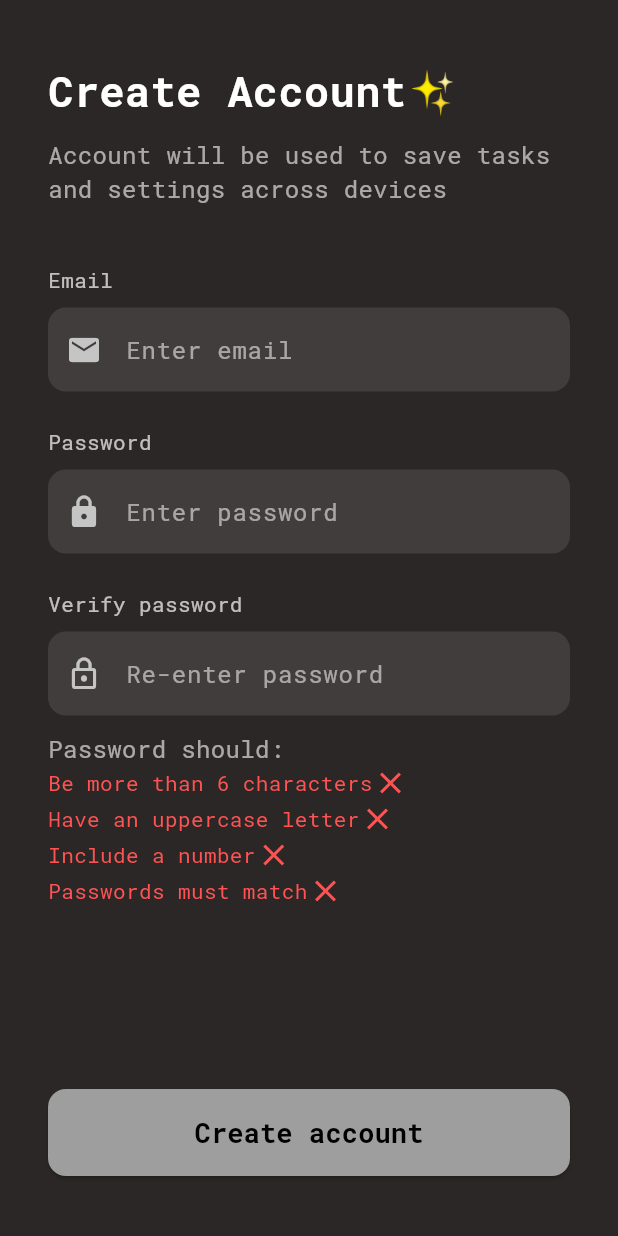
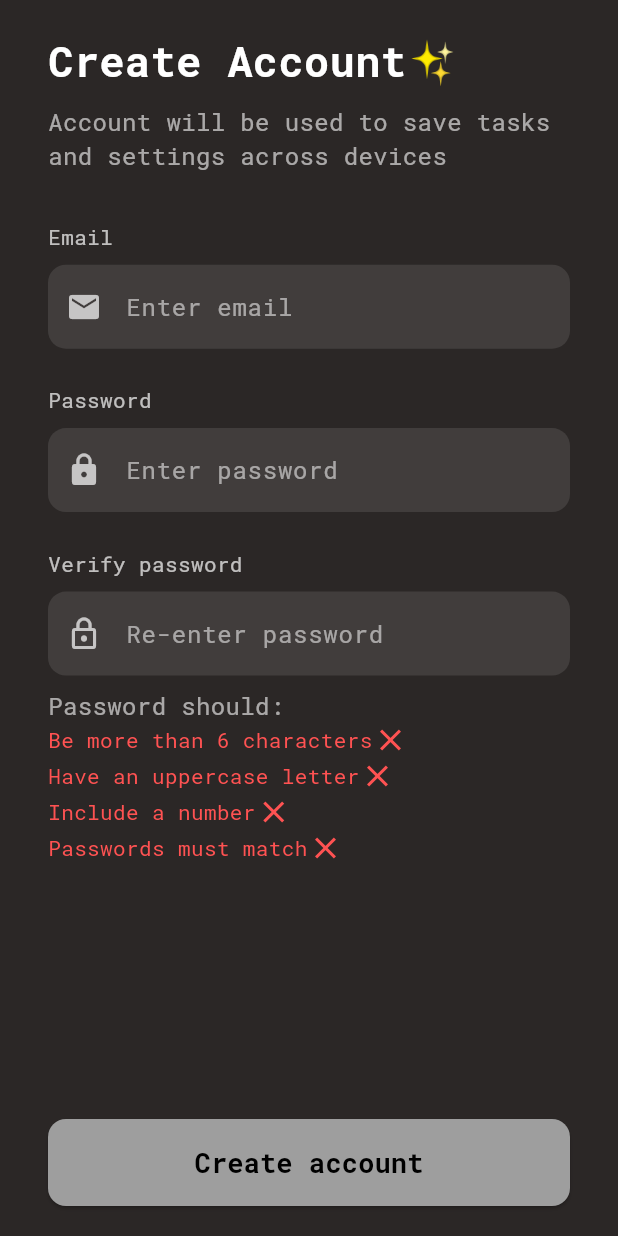
Before and after one commit to temevh/betterbrain, a Flutter app: the screen it shows after launch, after a tap on "Sign in with email", on a phone screen of 412 x 824 dp. Run offline on Flutter 3.47's test engine with Material 3 defaults, Android fonts, the phone set to English and light mode, and no system bars; our stand-ins replace cloud_firestore, firebase_auth, firebase_core, font_awesome_flutter, google_sign_in, table_calendar; accounts and stored records are empty; generated files the repository leaves out were written again.

Commit message:
onboarding responsiveness OK

```diff
--- a/lib/screens/create_account_screen.dart
+++ b/lib/screens/create_account_screen.dart
@@ -103,11 +103,18 @@ class _CreateAccountScreenState extends State<CreateAccountScreen> {
 
   @override
   Widget build(BuildContext context) {
+    final screenHeight = MediaQuery.of(context).size.height;
+
     return Scaffold(
       backgroundColor: const Color(0xFF2B2726),
       body: SafeArea(
         child: Padding(
-          padding: const EdgeInsets.symmetric(horizontal: 32, vertical: 40),
+          padding: const EdgeInsets.symmetric(horizontal: 32, vertical: 20),
+          child: Column(
+            children: [
+              // Scrollable form
+              Expanded(
+                child: SingleChildScrollView(
                   child: Column(
                     crossAxisAlignment: CrossAxisAlignment.start,
                     children: [
@@ -119,7 +126,7 @@ class _CreateAccountScreenState extends State<CreateAccountScreen> {
                           color: Colors.white,
                         ),
                       ),
-              SizedBox(height: 10),
+                      SizedBox(height: screenHeight * 0.01),
                       Opacity(
                         opacity: 0.6,
                         child: const Text(
@@ -127,44 +134,48 @@ class _CreateAccountScreenState extends State<CreateAccountScreen> {
                           style: TextStyle(fontSize: 16, color: Colors.white),
                         ),
                       ),
-              const SizedBox(height: 40),
+                      SizedBox(height: screenHeight * 0.04),
 
                       // Email
-              const Text("Email", style: TextStyle(color: Colors.white70)),
-              const SizedBox(height: 8),
+                      const Text(
+                        "Email",
+                        style: TextStyle(color: Colors.white70),
+                      ),
+                      SizedBox(height: screenHeight * 0.01),
                       buildInputField(
                         "Enter email",
                         Icons.email,
                         (value) => setState(() => email = value),
                       ),
-
-              const SizedBox(height: 24),
+                      SizedBox(height: screenHeight * 0.03),
 
                       // Password
-              const Text("Password", style: TextStyle(color: Colors.white70)),
-              const SizedBox(height: 8),
+                      const Text(
+                        "Password",
+                        style: TextStyle(color: Colors.white70),
+                      ),
+                      SizedBox(height: screenHeight * 0.01),
                       buildInputField(
                         "Enter password",
                         Icons.lock,
                         (value) => updateMainPassword(value),
                         obscure: true,
                       ),
-
-              const SizedBox(height: 24),
+                      SizedBox(height: screenHeight * 0.03),
 
                       // Verify Password
                       const Text(
                         "Verify password",
                         style: TextStyle(color: Colors.white70),
                       ),
-              const SizedBox(height: 8),
+                      SizedBox(height: screenHeight * 0.01),
                       buildInputField(
                         "Re-enter password",
                         Icons.lock_outline,
                         (value) => updatePassword(value),
                         obscure: true,
                       ),
-              SizedBox(height: 10),
+                      SizedBox(height: screenHeight * 0.01),
                       Opacity(
                         opacity: 0.6,
                         child: const Text(
@@ -173,16 +184,23 @@ class _CreateAccountScreenState extends State<CreateAccountScreen> {
                         ),
                       ),
                       ...passwordValidity.entries.map(
-                (element) => _passwordValidity(element.key, element.value),
+                        (element) =>
+                            _passwordValidity(element.key, element.value),
                       ),
 
-              const Spacer(),
+                      SizedBox(height: screenHeight * 0.03),
+                    ],
+                  ),
+                ),
+              ),
 
-              // Submit button
-              FlatButton(
+              // Fixed button at the bottom
+              SafeArea(
+                child: FlatButton(
                   isEnabled: !passwordValidity.containsValue(false),
                   onPressed: _savePressed,
                   btnText: "Create account",
+                ),
               ),
             ],
           ),
--- a/lib/screens/start_screen.dart
+++ b/lib/screens/start_screen.dart
@@ -40,8 +40,17 @@ class _StartScreenState extends State<StartScreen> {
     return Scaffold(
       backgroundColor: const Color(0xFF2B2726),
       body: SafeArea(
+        child: LayoutBuilder(
+          builder: (context, constraints) {
+            return SingleChildScrollView(
+              child: ConstrainedBox(
+                constraints: BoxConstraints(minHeight: constraints.maxHeight),
+                child: IntrinsicHeight(
                   child: Padding(
-          padding: const EdgeInsets.symmetric(horizontal: 24, vertical: 32),
+                    padding: const EdgeInsets.symmetric(
+                      horizontal: 24,
+                      vertical: 32,
+                    ),
                     child: Column(
                       crossAxisAlignment: CrossAxisAlignment.center,
                       children: [
@@ -59,8 +68,12 @@ class _StartScreenState extends State<StartScreen> {
                         // Logo + Welcome
                         Column(
                           children: const [
-                  SizedBox(height: 80),
-                  Icon(Icons.auto_awesome, size: 80, color: Colors.greenAccent),
+                            SizedBox(height: 60),
+                            Icon(
+                              Icons.auto_awesome,
+                              size: 80,
+                              color: Colors.greenAccent,
+                            ),
                             SizedBox(height: 16),
                             Text(
                               "Welcome",
@@ -73,7 +86,10 @@ class _StartScreenState extends State<StartScreen> {
                             SizedBox(height: 8),
                             Text(
                               "Sign up or continue as guest",
-                    style: TextStyle(fontSize: 16, color: Colors.white70),
+                              style: TextStyle(
+                                fontSize: 16,
+                                color: Colors.white70,
+                              ),
                             ),
                           ],
                         ),
@@ -93,24 +109,17 @@ class _StartScreenState extends State<StartScreen> {
                                 ),
                                 onPressed: () => _googleLogIn(context),
                               ),
-                    /*
-                    const SizedBox(height: 12),
-                    _buildAuthButton(
-                      label: "Continue with Apple",
-                      icon: const FaIcon(
-                        FontAwesomeIcons.apple,
-                        color: Colors.white,
-                      ),
-                      onPressed: () {},
-                    ),
-                    */
                               const SizedBox(height: 12),
                               _buildAuthButton(
                                 label: "Sign in with email",
-                      icon: const Icon(Icons.person_add, color: Colors.white),
-                      onPressed: () {
-                        Navigator.pushNamed(context, '/createAccount');
-                      },
+                                icon: const Icon(
+                                  Icons.person_add,
+                                  color: Colors.white,
+                                ),
+                                onPressed: () => Navigator.pushNamed(
+                                  context,
+                                  '/createAccount',
+                                ),
                               ),
                               const SizedBox(height: 12),
                               _buildAuthButton(
@@ -119,26 +128,29 @@ class _StartScreenState extends State<StartScreen> {
                                   Icons.person_outline,
                                   color: Colors.white,
                                 ),
-                      onPressed: () {
-                        Navigator.pushNamed(context, '/categorySelection');
-                      },
+                                onPressed: () => Navigator.pushNamed(
+                                  context,
+                                  '/categorySelection',
                                 ),
-                    SizedBox(height: 40),
+                              ),
+                              const SizedBox(height: 32),
                               Row(
                                 mainAxisAlignment: MainAxisAlignment.center,
                                 children: [
                                   const Text(
                                     "Already a user? ",
-                          textAlign: TextAlign.center,
-                          style: TextStyle(fontSize: 16, color: Colors.white54),
+                                    style: TextStyle(
+                                      fontSize: 16,
+                                      color: Colors.white54,
+                                    ),
                                   ),
                                   GestureDetector(
-                          onTap: () => {
-                            Navigator.pushNamed(context, '/loginscreen'),
-                          },
+                                    onTap: () => Navigator.pushNamed(
+                                      context,
+                                      '/loginscreen',
+                                    ),
                                     child: const Text(
                                       "Log in instead",
-                            textAlign: TextAlign.center,
                                       style: TextStyle(
                                         fontSize: 16,
                                         color: Colors.greenAccent,
@@ -152,6 +164,7 @@ class _StartScreenState extends State<StartScreen> {
                         ),
 
                         // Footer
+                        const SizedBox(height: 16),
                         const Text(
                           "By continuing you agree to our Terms & Privacy Policy",
                           textAlign: TextAlign.center,
@@ -159,6 +172,11 @@ class _StartScreenState extends State<StartScreen> {
                         ),
                       ],
                     ),
+                  ),
+                ),
+              ),
+            );
+          },
         ),
       ),
     );
```
Also changed, not shown: lib/screens/category_selections_screen.dart (+34 -13 lines), lib/screens/confidence_screen.dart (+26 -11 lines). Lines whose indentation alone changed are shown as unchanged.
